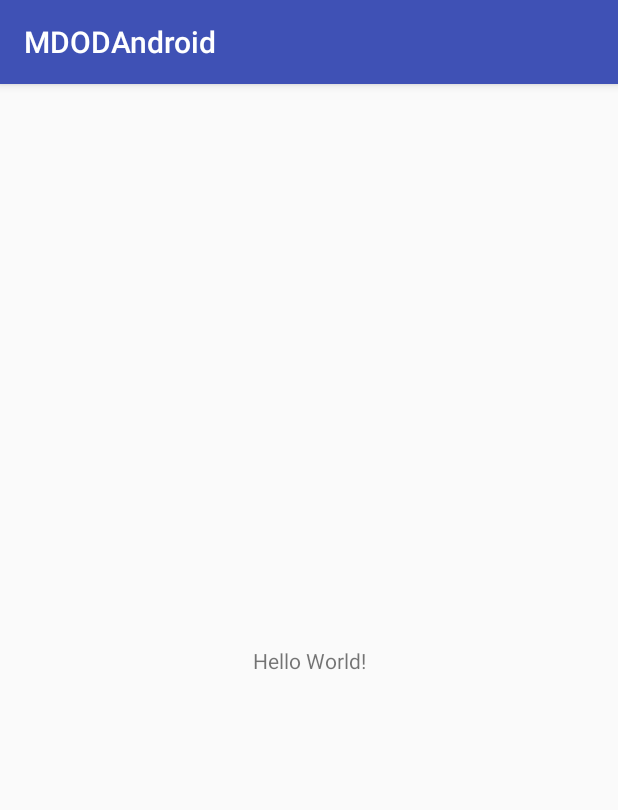
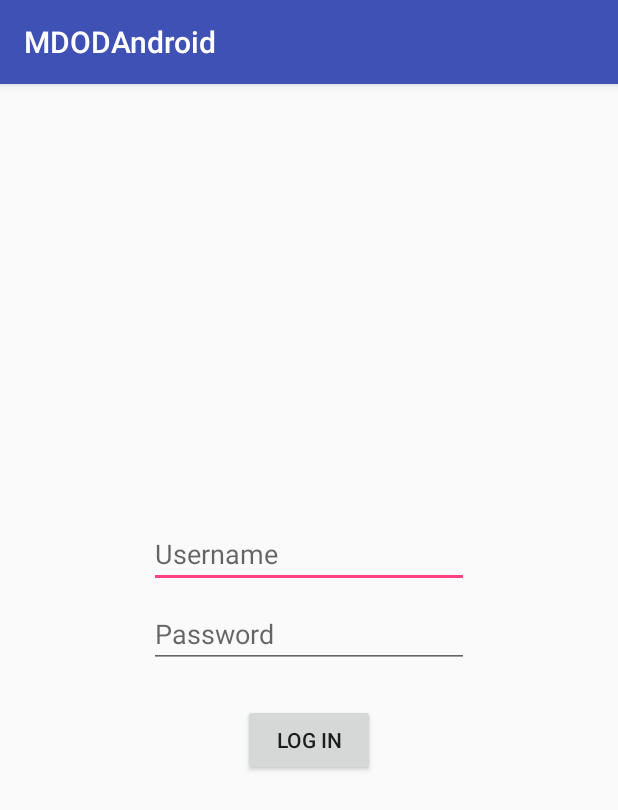
Before and after one commit to arjangosens/MDODAndroid, an Android app: the screen it shows after launch (MainActivity), on a phone screen of 412 x 824 dp. Shown: the top 810 px of the screen. Run offline under Robolectric (Android 15) with nearby library versions, the phone set to English and light mode, and no system bars; our stand-ins replace Volley.

Commit message:
login feature works

```diff
--- a/app/build.gradle
+++ b/app/build.gradle
@@ -25,4 +25,5 @@ dependencies {
     testImplementation 'junit:junit:4.12'
     androidTestImplementation 'com.android.support.test:runner:1.0.2'
     androidTestImplementation 'com.android.support.test.espresso:espresso-core:3.0.2'
+    compile 'com.android.volley:volley:1.1.0'
 }
--- a/app/src/main/AndroidManifest.xml
+++ b/app/src/main/AndroidManifest.xml
@@ -1,6 +1,8 @@
 <?xml version="1.0" encoding="utf-8"?>
 <manifest xmlns:android="http://schemas.android.com/apk/res/android"
     package="com.project.avans.mdodandroid">
+
+    <uses-permission android:name="android.permission.INTERNET"></uses-permission>
 
     <application
         android:allowBackup="true"
--- a/app/src/main/res/layout/activity_main.xml
+++ b/app/src/main/res/layout/activity_main.xml
@@ -6,13 +6,58 @@
     android:layout_height="match_parent"
     tools:context=".MainActivity">
 
-    <TextView
+    <EditText
+        android:id="@+id/editText_Username"
         android:layout_width="wrap_content"
         android:layout_height="wrap_content"
-        android:text="Hello World!"
+        android:layout_marginBottom="8dp"
+        android:layout_marginEnd="8dp"
+        android:layout_marginStart="8dp"
+        android:layout_marginTop="8dp"
+        android:ems="10"
+        android:hint="Username"
+        android:inputType="textEmailAddress"
         app:layout_constraintBottom_toBottomOf="parent"
-        app:layout_constraintLeft_toLeftOf="parent"
-        app:layout_constraintRight_toRightOf="parent"
-        app:layout_constraintTop_toTopOf="parent" />
+        app:layout_constraintEnd_toEndOf="parent"
+        app:layout_constraintStart_toStartOf="parent"
+        app:layout_constraintTop_toTopOf="parent"
+        app:layout_constraintVertical_bias="0.39999998" />
 
+    <EditText
+        android:id="@+id/editText_Password"
+        android:layout_width="wrap_content"
+        android:layout_height="wrap_content"
+        android:layout_marginEnd="8dp"
+        android:layout_marginStart="8dp"
+        android:layout_marginTop="8dp"
+        android:ems="10"
+        android:hint="Password"
+        android:inputType="textPassword"
+        app:layout_constraintEnd_toEndOf="parent"
+        app:layout_constraintStart_toStartOf="parent"
+        app:layout_constraintTop_toBottomOf="@+id/editText_Username" />
+
+    <TextView
+        android:id="@+id/textview_Status"
+        android:layout_width="wrap_content"
+        android:layout_height="wrap_content"
+        android:layout_marginEnd="8dp"
+        android:layout_marginStart="8dp"
+        android:layout_marginTop="8dp"
+        android:text=""
+        app:layout_constraintEnd_toEndOf="parent"
+        app:layout_constraintStart_toStartOf="parent"
+        app:layout_constraintTop_toBottomOf="@+id/button_Login" />
+
+    <Button
+        android:id="@+id/button_Login"
+        android:layout_width="wrap_content"
+        android:layout_height="wrap_content"
+        android:layout_marginEnd="8dp"
+        android:layout_marginStart="8dp"
+        android:layout_marginTop="24dp"
+        android:text="@string/login"
+        app:layout_constraintEnd_toEndOf="parent"
+        app:layout_constraintStart_toStartOf="parent"
+        app:layout_constraintTop_toBottomOf="@+id/editText_Password" />
 </android.support.constraint.ConstraintLayout>
--- a/app/src/main/res/values/strings.xml
+++ b/app/src/main/res/values/strings.xml
@@ -1,3 +1,4 @@
 <resources>
     <string name="app_name">MDODAndroid</string>
+    <string name="login">Log in</string>
 </resources>
```
Also changed, not shown: app/src/main/java/com/project/avans/mdodandroid/MainActivity.java (+77 -0 lines).
